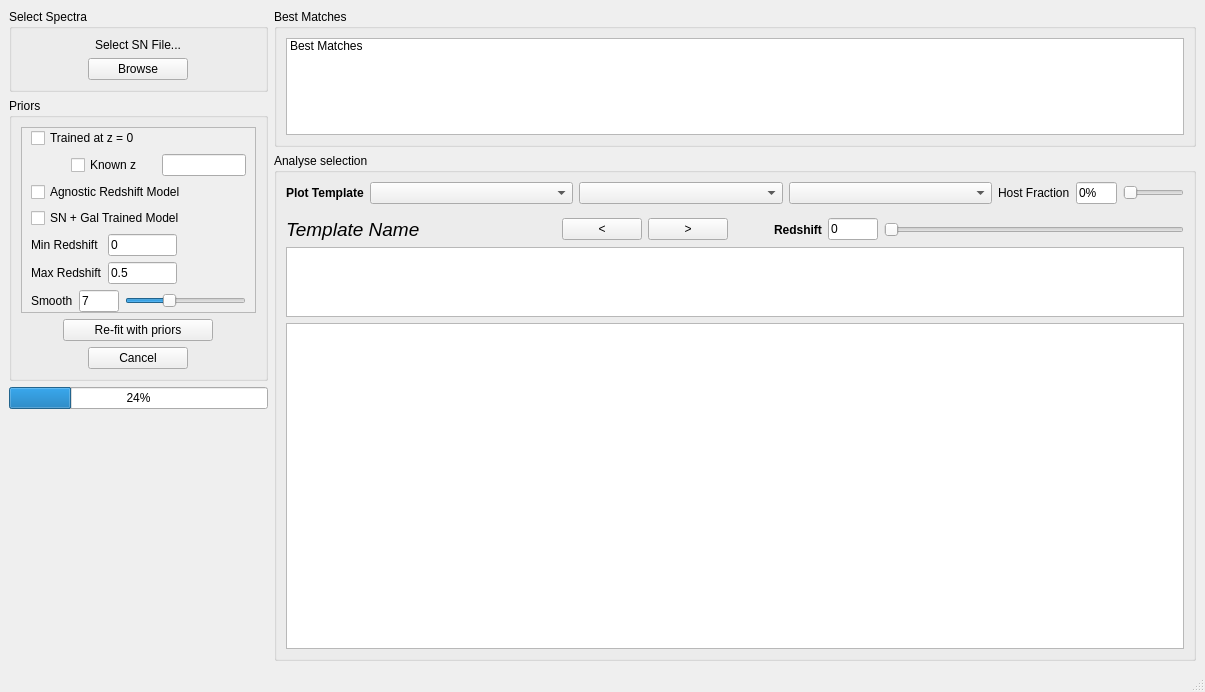
Before: the Qt Designer form dash/design.ui in daniel-muthukrishna/astrodash, drawn with Qt 5.
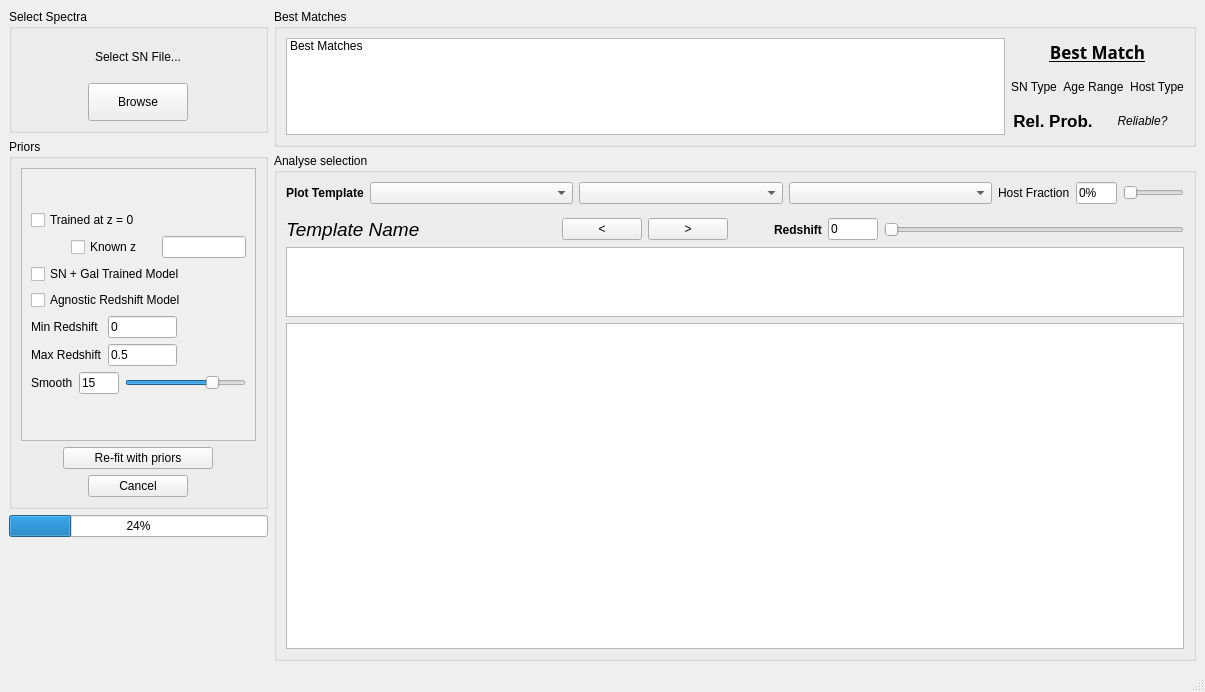
After: the same form once the commit is applied. Custom widgets are drawn as their Qt base class.

Commit message: Added broad type statistics onto GUI

Patch:
```diff
--- a/dash/design.ui
+++ b/dash/design.ui
@@ -16,7 +16,7 @@
   <widget class="QWidget" name="centralwidget">
    <layout class="QHBoxLayout" name="horizontalLayout_3" stretch="9,32">
     <item>
-     <layout class="QVBoxLayout" name="verticalLayout" stretch="0,0,0,0">
+     <layout class="QVBoxLayout" name="verticalLayout" stretch="1,3,1,1">
       <property name="sizeConstraint">
        <enum>QLayout::SetMaximumSize</enum>
       </property>
@@ -86,7 +86,7 @@
         <property name="title">
          <string>Priors</string>
         </property>
-        <layout class="QVBoxLayout" name="verticalLayout_6">
+        <layout class="QVBoxLayout" name="verticalLayout_6" stretch="0,0,0">
          <item>
           <widget class="QScrollArea" name="scrollArea">
            <property name="widgetResizable">
@@ -98,10 +98,10 @@
               <x>0</x>
               <y>0</y>
               <width>223</width>
-              <height>202</height>
+              <height>212</height>
              </rect>
             </property>
-            <layout class="QVBoxLayout" name="verticalLayout_4" stretch="0,0">
+            <layout class="QVBoxLayout" name="verticalLayout_4" stretch="0">
              <property name="topMargin">
               <number>0</number>
              </property>
@@ -109,9 +109,9 @@
               <number>0</number>
              </property>
              <item>
-              <layout class="QVBoxLayout" name="verticalLayout_3">
+              <layout class="QVBoxLayout" name="verticalLayout_5" stretch="1,1,2,2,3,1">
                <property name="bottomMargin">
-                <number>0</number>
+                <number>5</number>
                </property>
                <item>
                 <widget class="QCheckBox" name="checkBoxZeroZTrained">
@@ -166,6 +166,13 @@
                  </item>
                 </layout>
                </item>
+               <item>
+                <widget class="QCheckBox" name="checkBoxGalTrained">
+                 <property name="text">
+                  <string>SN + Gal Trained Model</string>
+                 </property>
+                </widget>
+               </item>
                <item>
                 <widget class="QCheckBox" name="checkBoxAgnosticZTrained">
                  <property name="text">
@@ -180,38 +187,10 @@
                 </widget>
                </item>
                <item>
-                <widget class="QCheckBox" name="checkBoxGalTrained">
-                 <property name="text">
-                  <string>SN + Gal Trained Model</string>
-                 </property>
-                </widget>
-               </item>
-              </layout>
-             </item>
-             <item>
-              <layout class="QVBoxLayout" name="verticalLayout_5">
-               <property name="bottomMargin">
-                <number>0</number>
-               </property>
-               <item>
-                <layout class="QGridLayout" name="gridLayout" columnstretch="1,1,1">
+                <layout class="QGridLayout" name="gridLayout" columnstretch="1,1,1" columnminimumwidth="0,0,0">
                  <property name="topMargin">
                   <number>0</number>
                  </property>
-                 <item row="0" column="0">
-                  <widget class="QLabel" name="label">
-                   <property name="text">
-                    <string>Min Redshift</string>
-                   </property>
-                  </widget>
-                 </item>
-                 <item row="0" column="1">
-                  <widget class="QLineEdit" name="lineEditMinZ">
-                   <property name="text">
-                    <string>0</string>
-                   </property>
-                  </widget>
-                 </item>
                  <item row="1" column="0">
                   <widget class="QLabel" name="label_2">
                    <property name="text">
@@ -219,6 +198,20 @@
                    </property>
                   </widget>
                  </item>
+                 <item row="0" column="1">
+                  <widget class="QLineEdit" name="lineEditMinZ">
+                   <property name="text">
+                    <string>0</string>
+                   </property>
+                  </widget>
+                 </item>
+                 <item row="0" column="0">
+                  <widget class="QLabel" name="label">
+                   <property name="text">
+                    <string>Min Redshift</string>
+                   </property>
+                  </widget>
+                 </item>
                  <item row="1" column="1">
                   <widget class="QLineEdit" name="lineEditMaxZ">
                    <property name="text">
@@ -275,7 +268,7 @@
                     </size>
                    </property>
                    <property name="text">
-                    <string>7</string>
+                    <string>15</string>
                    </property>
                   </widget>
                  </item>
@@ -285,7 +278,7 @@
                     <number>20</number>
                    </property>
                    <property name="value">
-                    <number>7</number>
+                    <number>15</number>
                    </property>
                    <property name="orientation">
                     <enum>Qt::Horizontal</enum>
@@ -302,6 +295,9 @@
          </item>
          <item>
           <layout class="QHBoxLayout" name="horizontalLayout_6">
+           <property name="spacing">
+            <number>-1</number>
+           </property>
            <property name="topMargin">
             <number>0</number>
            </property>
@@ -386,13 +382,122 @@
         </property>
         <layout class="QVBoxLayout" name="verticalLayout_8">
          <item>
-          <widget class="QListWidget" name="listWidget">
+          <layout class="QHBoxLayout" name="horizontalLayout_5">
            <item>
-            <property name="text">
-             <string>Best Matches</string>
-            </property>
+            <widget class="QListWidget" name="listWidget">
+             <item>
+              <property name="text">
+               <string>Best Matches</string>
+              </property>
+             </item>
+            </widget>
            </item>
-          </widget>
+           <item>
+            <layout class="QVBoxLayout" name="verticalLayout_10" stretch="0,0,0">
+             <property name="rightMargin">
+              <number>0</number>
+             </property>
+             <property name="bottomMargin">
+              <number>0</number>
+             </property>
+             <item>
+              <widget class="QLabel" name="label_6">
+               <property name="font">
+                <font>
+                 <family>.SF NS Text</family>
+                 <pointsize>13</pointsize>
+                 <weight>75</weight>
+                 <bold>true</bold>
+                 <underline>true</underline>
+                </font>
+               </property>
+               <property name="text">
+                <string>Best Match</string>
+               </property>
+               <property name="alignment">
+                <set>Qt::AlignCenter</set>
+               </property>
+              </widget>
+             </item>
+             <item>
+              <layout class="QHBoxLayout" name="horizontalLayout_10">
+               <property name="bottomMargin">
+                <number>0</number>
+               </property>
+               <item>
+                <widget class="QLabel" name="labelBestSnType">
+                 <property name="text">
+                  <string>SN Type</string>
+                 </property>
+                 <property name="alignment">
+                  <set>Qt::AlignCenter</set>
+                 </property>
+                </widget>
+               </item>
+               <item>
+                <widget class="QLabel" name="labelBestAgeRange">
+                 <property name="text">
+                  <string>Age Range</string>
+                 </property>
+                 <property name="alignment">
+                  <set>Qt::AlignCenter</set>
+                 </property>
+                </widget>
+               </item>
+               <item>
+                <widget class="QLabel" name="labelBestHostType">
+                 <property name="text">
+                  <string>Host Type</string>
+                 </property>
+                 <property name="alignment">
+                  <set>Qt::AlignCenter</set>
+                 </property>
+                </widget>
+               </item>
+              </layout>
+             </item>
+             <item>
+              <layout class="QHBoxLayout" name="horizontalLayout_11">
+               <property name="bottomMargin">
+                <number>0</number>
+               </property>
+               <item>
+                <widget class="QLabel" name="labelBestRelProb">
+                 <property name="font">
+                  <font>
+                   <pointsize>13</pointsize>
+                   <weight>75</weight>
+                   <bold>true</bold>
+                  </font>
+                 </property>
+                 <property name="text">
+                  <string>Rel. Prob.</string>
+                 </property>
+                 <property name="alignment">
+                  <set>Qt::AlignCenter</set>
+                 </property>
+                </widget>
+               </item>
+               <item>
+                <widget class="QLabel" name="labelReliableFlag">
+                 <property name="font">
+                  <font>
+                   <italic>true</italic>
+                  </font>
+                 </property>
+                 <property name="text">
+                  <string>Reliable?</string>
+                 </property>
+                 <property name="alignment">
+                  <set>Qt::AlignCenter</set>
+                 </property>
+                </widget>
+               </item>
+              </layout>
+             </item>
+            </layout>
+           </item>
+          </layout>
          </item>
         </layout>
        </widget>
```
The commit also changes 2 other files.
